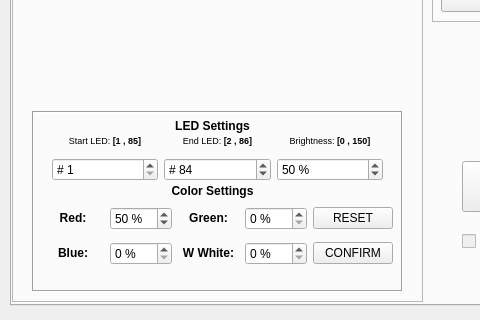
This is _ui/Clinostat.ui in CoCl-Jerry/SciSpin_Max_Dev as Qt 5 draws it before an edit; both pictures show x 0 to 480 and y 255 to 575 of the 1024 by 575 pixel window. The edited form follows.
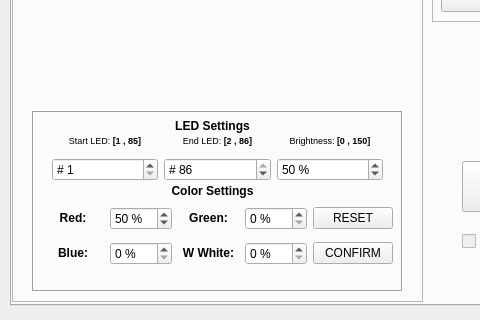
This is the edited form. Icons and pictures are not drawn.

```diff
--- a/_ui/Clinostat.ui
+++ b/_ui/Clinostat.ui
@@ -213,7 +213,7 @@
               <number>86</number>
              </property>
              <property name="value">
-              <number>84</number>
+              <number>86</number>
              </property>
             </widget>
            </item>
```
